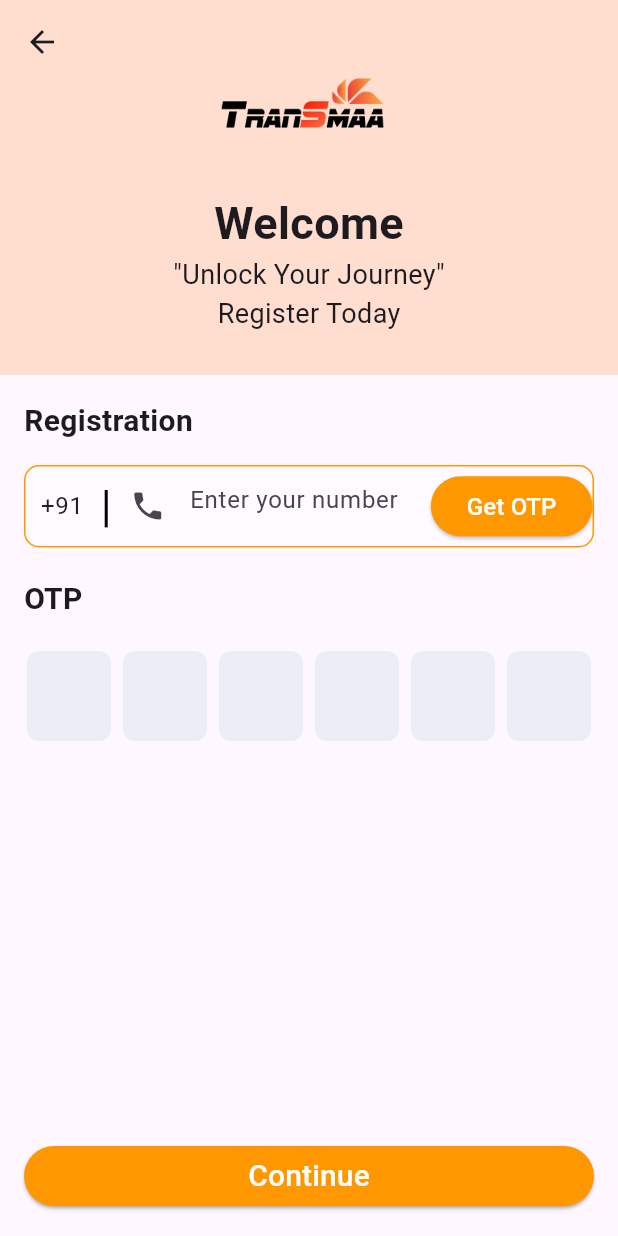
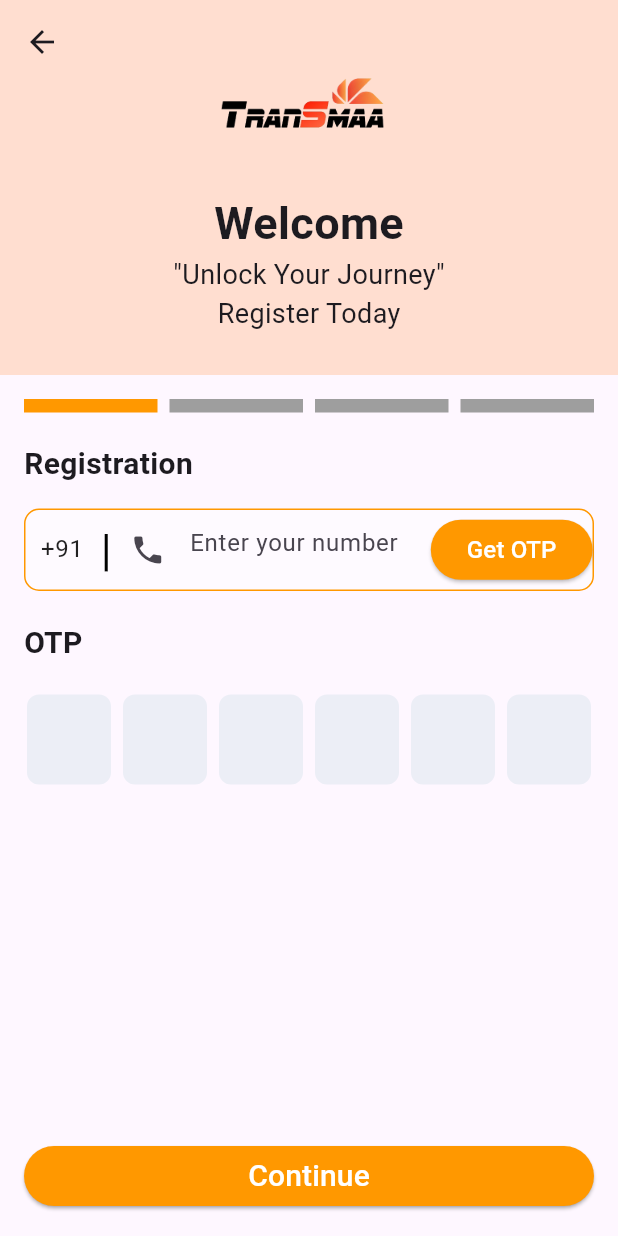
Before and after one commit to manojprabhakar24/DRIVER, a Flutter app: the Register screen opened directly, on a phone screen of 412 x 824 dp. Run offline on Flutter 3.47's test engine with Material 3 defaults, Android fonts, the phone set to English and light mode, and no system bars; drawn by our look-alikes of pinput; our stand-ins replace cloud_firestore, firebase_auth, firebase_core; accounts and stored records are empty.

Commit message:
simple ok

```diff
--- a/lib/register.dart
+++ b/lib/register.dart
@@ -64,6 +64,18 @@ class _RegisterState extends State<Register> {
         child: Column(
           crossAxisAlignment: CrossAxisAlignment.stretch,
           children: [
+            Row(
+              children: [
+                Expanded(child: buildSegment(height: 9, width: 60, color: Colors.orange)),
+                SizedBox(width: 8),
+                Expanded(child: buildSegment(height: 9, width: 60)),
+                SizedBox(width: 8),
+                Expanded(child: buildSegment(height: 9, width: 60)),
+                SizedBox(width: 8),
+                Expanded(child: buildSegment(height: 9, width: 60)),
+              ],
+            ),
+            SizedBox(height: 20),
             Column(
               crossAxisAlignment: CrossAxisAlignment.start,
               children: [
@@ -164,8 +176,6 @@ class _RegisterState extends State<Register> {
               ],
             ),
 
-// ... (remaining code)
-
             SizedBox(height: 20),
             Column(
               crossAxisAlignment: CrossAxisAlignment.start,
@@ -220,7 +230,13 @@ class _RegisterState extends State<Register> {
       ),
     );
   }
-
+  Widget buildSegment({double height = 6, double width = 80, Color color = Colors.grey}) {
+    return Container(
+      height: height,
+      width: width,
+      color: color,
+    );
+  }
   void _verifyOTP(String enteredOTP) async {
     try {
       PhoneAuthCredential credential = PhoneAuthProvider.credential(
```
